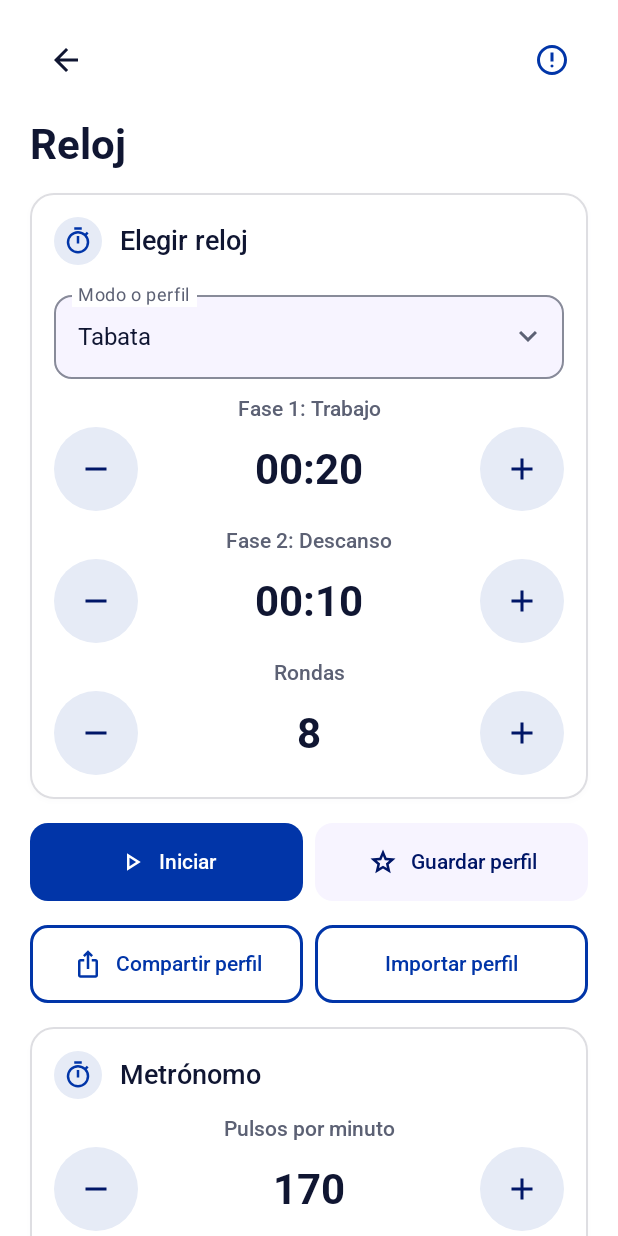
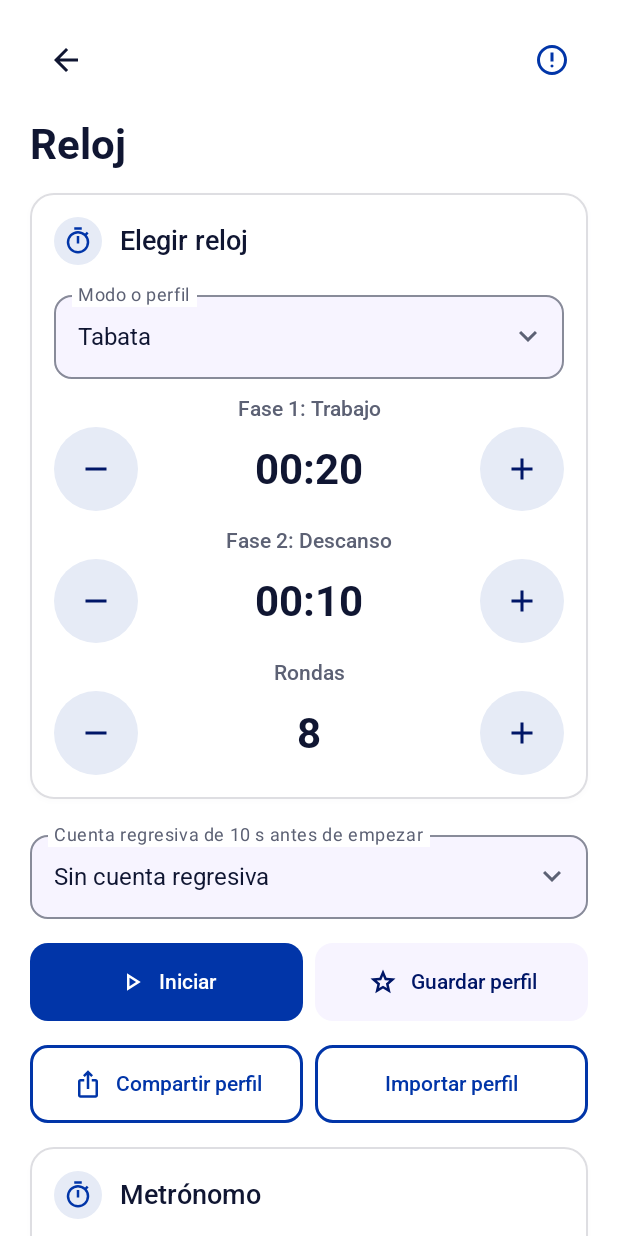
Before and after one commit to DavNat13/Abitus-D, an Android app built with Jetpack Compose: the composable ClockScreen shown on its own in the app's theme, on a phone screen of 412 x 824 dp. Run offline under Robolectric (Android 15) with nearby library versions, the phone set to English and light mode, and no system bars; our stand-ins replace Dagger/Hilt's generated code, Room's generated code; libraries missing offline, so code that uses them is left out: androidx.hilt.lifecycle, androidx.room3, androidx.sqlite.driver; 5 statements that could not run were skipped.

Commit message:
feat(android): guided warm-up, cool-down, mobility and contrast, get-ready countdown, holds with records
Co-Authored-By: Claude Opus 5.5 <noreply@anthropic.com>

```diff
--- a/android/app/src/main/java/com/abitusd/app/feature/clock/data/ClockStore.kt
+++ b/android/app/src/main/java/com/abitusd/app/feature/clock/data/ClockStore.kt
@@ -61,6 +61,20 @@ class ClockStore
             put(HISTORY, json.encodeToString((listOf(record) + history()).take(MAX_HISTORY)))
         }
 
+        /** Isometric holds and skill attempts by name, in ms, newest first (11b, 11c). */
+        fun holds(): Map<String, List<Long>> =
+            value(
+                HOLDS,
+            )?.let { runCatching { json.decodeFromString<Map<String, List<Long>>>(it) }.getOrNull() }.orEmpty()
+
+        fun addHold(
+            name: String,
+            ms: Long,
+        ) {
+            val all = holds()
+            put(HOLDS, json.encodeToString(all + (name to (listOf(ms) + all[name].orEmpty()).take(MAX_HISTORY))))
+        }
+
         /** Removes the active clock and the history on sign out. */
         fun clearAll() {
             db { dao.clearState() }
@@ -93,6 +107,7 @@ class ClockStore
             const val SILENT = "silent"
             const val KEEP_ON = "keep_on"
             const val HISTORY = "history"
+            const val HOLDS = "holds"
             const val DRIFT = "drift_ms"
             const val TARGET = "target_date"
             const val MAX_HISTORY = 20
--- a/android/app/src/main/java/com/abitusd/app/feature/clock/ui/ClockLabels.kt
+++ b/android/app/src/main/java/com/abitusd/app/feature/clock/ui/ClockLabels.kt
@@ -41,6 +41,10 @@ object ClockLabels {
             "amrap" to R.string.clock_preset_amrap,
             "for_time" to R.string.clock_preset_for_time,
             "custom" to R.string.clock_preset_custom,
+            "warmup_general" to R.string.clock_preset_warmup,
+            "cooldown" to R.string.clock_preset_cooldown,
+            "mobility_routine" to R.string.clock_preset_mobility_routine,
+            "contrast" to R.string.clock_preset_contrast,
             "pyramid" to R.string.clock_preset_pyramid,
             "boxing" to R.string.clock_preset_boxing,
             "mobility" to R.string.clock_preset_mobility,
--- a/android/app/src/main/java/com/abitusd/app/feature/clock/ui/ClockScreen.kt
+++ b/android/app/src/main/java/com/abitusd/app/feature/clock/ui/ClockScreen.kt
@@ -31,6 +31,7 @@ fun ClockScreen(
         onDispose { view.keepScreenOn = false }
     }
     ClockVoice(status, s.silent)
+    DisposableEffect(Unit) { onDispose { ClockPending.label = null } }
     NotificationRequest()
     FormScreen(title = stringResource(R.string.clock_title), onBack = onBack, info = {
         InfoButton(R.string.clock_title, INFO)
@@ -42,6 +43,7 @@ fun ClockScreen(
             ClockShare(s.draft)
             MetronomeCard()
             ClockExtras()
+            HoldCard()
             FieldTestCard()
         }
         val signals =
--- a/android/app/src/main/java/com/abitusd/app/feature/clock/ui/ClockSetup.kt
+++ b/android/app/src/main/java/com/abitusd/app/feature/clock/ui/ClockSetup.kt
@@ -40,14 +40,15 @@ fun ClockSetup(
     val presetName = d.presetKey?.let { stringResource(ClockLabels.preset(it)) }
     val runName = d.name.ifBlank { presetName.orEmpty() }
     SectionCard(stringResource(R.string.clock_choose), icon = AppIcons.Timer) {
+        val presets = ClockPresets.all + guidedPresets()
         val options =
-            ClockPresets.all.map { ChoiceOption("p:${it.key}", stringResource(ClockLabels.preset(it.key))) } +
+            presets.map { ChoiceOption("p:${it.key}", stringResource(ClockLabels.preset(it.key))) } +
                 s.profiles.map { ChoiceOption("u:${it.id}", it.name) }
         val selected = d.presetKey?.let { "p:$it" } ?: "u:${d.profileId}"
         AppDropdown(stringResource(R.string.clock_mode), options, selected, { v ->
             when {
                 v == null -> Unit
-                v.startsWith("p:") -> vm.choosePreset(v.removePrefix("p:"))
+                v.startsWith("p:") -> presets.firstOrNull { it.key == v.removePrefix("p:") }?.let(vm::choosePreset)
                 else -> s.profiles.firstOrNull { it.id == v.removePrefix("u:") }?.let(vm::chooseProfile)
             }
         })
@@ -59,10 +60,17 @@ fun ClockSetup(
         }
         SpecEditor(d.spec, !d.mode.countsUp, d.mode == ClockMode.CUSTOM, vm::edit)
     }
+    var lead by rememberSaveable { mutableStateOf(false) }
+    val leads =
+        listOf(
+            ChoiceOption(false, stringResource(R.string.clock_lead_none)),
+            ChoiceOption(true, stringResource(R.string.clock_lead_10)),
+        )
+    AppDropdown(stringResource(R.string.clock_lead), leads, lead, { lead = it == true })
     Row(Modifier.fillMaxWidth(), horizontalArrangement = Arrangement.spacedBy(AppSpacing.xs)) {
         AppButton(
             stringResource(R.string.clock_start),
-            { vm.start(runName) },
+            { vm.start(runName, if (lead) LEAD_S else 0) },
             Modifier.weight(1f),
             icon = AppIcons.Start,
         )
@@ -101,3 +109,4 @@ fun ClockSetup(
 }
 
 private const val MAX_NAME = 60
+private const val LEAD_S = 10
--- /dev/null
+++ b/android/app/src/main/java/com/abitusd/app/feature/clock/ui/GuidedPresets.kt
@@ -0,0 +1,66 @@
+package com.abitusd.app.feature.clock.ui
+
+import androidx.annotation.StringRes
+import androidx.compose.runtime.Composable
+import androidx.compose.ui.res.stringResource
+import com.abitusd.app.R
+import com.abitusd.app.feature.clock.domain.ClockMode
+import com.abitusd.app.feature.clock.domain.ClockPhase
+import com.abitusd.app.feature.clock.domain.ClockPreset
+import com.abitusd.app.feature.clock.domain.ClockSpec
+import com.abitusd.app.feature.clock.domain.PhaseKind
+
+/**
+ * Guided sequences with named steps (11b, 11c): general warm-up of about 5 minutes, cool-down,
+ * mobility and contrast heat and cold. Steps are common, well known exercises; names are spoken.
+ */
+@Composable
+fun guidedPresets(): List<ClockPreset> =
+    GUIDED.map { (key, steps) ->
+        val phases = steps.map { (label, seconds, kind) -> ClockPhase(kind, seconds, label = stringResource(label)) }
+        ClockPreset(key, ClockMode.CUSTOM, ClockSpec(phases, if (key == "contrast") CONTRAST_ROUNDS else 1))
+    }
+
+private data class Step(
+    @param:StringRes val label: Int,
+    val seconds: Int,
+    val kind: String = PhaseKind.WORK,
+)
+
+private const val CONTRAST_ROUNDS = 3
+
+@Suppress("MagicNumber")
+private val GUIDED =
+    listOf(
+        "warmup_general" to
+            listOf(
+                Step(R.string.step_jumping_jacks, 45),
+                Step(R.string.step_arm_circles, 30),
+                Step(R.string.step_bodyweight_squats, 45),
+                Step(R.string.step_hip_circles, 30),
+                Step(R.string.step_inchworm, 45),
+                Step(R.string.step_leg_swings, 45),
+                Step(R.string.step_high_knees, 30),
+            ),
+        "cooldown" to
+            listOf(
+                Step(R.string.step_easy_walk, 120, PhaseKind.REST),
+                Step(R.string.step_quad_stretch, 60, PhaseKind.REST),
+                Step(R.string.step_hamstring_stretch, 60, PhaseKind.REST),
+                Step(R.string.step_childs_pose, 45, PhaseKind.REST),
+                Step(R.string.step_slow_breathing, 60, PhaseKind.EXHALE),
+            ),
+        "mobility_routine" to
+            listOf(
+                Step(R.string.step_cat_cow, 45),
+                Step(R.string.step_worlds_greatest, 60),
+                Step(R.string.step_hip_90_90, 60),
+                Step(R.string.step_thoracic_rotation, 45),
+                Step(R.string.step_ankle_rocks, 45),
+            ),
+        "contrast" to
+            listOf(
+                Step(R.string.step_heat, 600),
+                Step(R.string.step_cold, 60, PhaseKind.REST),
+            ),
+    )
--- /dev/null
+++ b/android/app/src/main/java/com/abitusd/app/feature/clock/ui/HoldCard.kt
@@ -0,0 +1,106 @@
+package com.abitusd.app.feature.clock.ui
+
+import android.os.SystemClock
+import androidx.compose.material3.Text
+import androidx.compose.runtime.Composable
+import androidx.compose.runtime.LaunchedEffect
+import androidx.compose.runtime.getValue
+import androidx.compose.runtime.mutableLongStateOf
+import androidx.compose.runtime.mutableStateOf
+import androidx.compose.runtime.remember
+import androidx.compose.runtime.saveable.rememberSaveable
+import androidx.compose.runtime.setValue
+import androidx.compose.ui.res.stringResource
+import androidx.compose.ui.unit.sp
+import androidx.hilt.lifecycle.viewmodel.compose.hiltViewModel
+import com.abitusd.app.R
+import com.abitusd.app.core.designsystem.component.AppButton
+import com.abitusd.app.core.designsystem.component.AppButtonStyle
+import com.abitusd.app.core.designsystem.component.AppTextField
+import com.abitusd.app.core.designsystem.component.SectionCard
+import com.abitusd.app.core.designsystem.icon.AppIcons
+import com.abitusd.app.core.designsystem.theme.AppTheme
+import kotlinx.coroutines.delay
+
+/** Isometric holds and skill practice with the best time per exercise (11b, 11c). */
+@Composable
+fun HoldCard(vm: ClockExtrasViewModel = hiltViewModel()) {
+    var name by rememberSaveable { mutableStateOf(ClockPending.label.orEmpty()) }
+    var startedAt by rememberSaveable { mutableLongStateOf(0L) }
+    var shown by remember { mutableLongStateOf(0L) }
+    var holds by remember { mutableStateOf(vm.store.holds()) }
+    var record by remember { mutableStateOf<Long?>(null) }
+    LaunchedEffect(startedAt) {
+        while (startedAt > 0) {
+            shown = SystemClock.elapsedRealtime() - startedAt
+            delay(TICK_MS)
+        }
+    }
+    SectionCard(stringResource(R.string.hold_title), icon = AppIcons.Timer) {
+        Text(
+            stringResource(R.string.hold_note),
+            style = AppTheme.typography.body,
+            color = AppTheme.colors.textSecondary,
+        )
+        AppTextField(name, { name = it.take(MAX_NAME) }, stringResource(R.string.hold_name))
+        if (startedAt >
+            0
+        ) {
+            Text(
+                ClockLabels.time(shown, tenths = true),
+                style = AppTheme.typography.displayNumeric.copy(fontSize = BIG.sp),
+            )
+        }
+        record?.let {
+            Text(
+                stringResource(R.string.hold_new_record, ClockLabels.time(it, tenths = true)),
+                color = AppTheme.colors.primary,
+            )
+        }
+        holds[name.trim()]?.takeIf { it.isNotEmpty() }?.let { list ->
+            val t = { ms: Long -> ClockLabels.time(ms, tenths = true) }
+            Text(
+                stringResource(
+                    R.string.hold_best,
+                    t(list.max()),
+                    list.take(LAST).joinToString(", ") {
+                        t(it)
+                    },
+                ),
+                style = AppTheme.typography.body,
+            )
+        }
+        AppButton(
+            stringResource(if (startedAt > 0) R.string.hold_stop else R.string.hold_start),
+            {
+                if (startedAt > 0) {
+                    val ms = SystemClock.elapsedRealtime() - startedAt
+                    val key = name.trim()
+                    val best = holds[key].orEmpty().maxOrNull() ?: 0L
+                    vm.store.addHold(key, ms)
+                    holds = vm.store.holds()
+                    record = ms.takeIf { it > best }
+                    startedAt = 0
+                } else {
+                    record = null
+                    startedAt = SystemClock.elapsedRealtime()
+                }
+            },
+            enabled = name.isNotBlank(),
+            style =
+                if (startedAt >
+                    0
+                ) {
+                    AppButtonStyle.Destructive
+                } else {
+                    AppButtonStyle.Tonal
+                },
+            icon = AppIcons.Start,
+        )
+    }
+}
+
+private const val TICK_MS = 100L
+private const val BIG = 40
+private const val LAST = 3
+private const val MAX_NAME = 60
--- a/android/app/src/main/res/values/strings_clock2.xml
+++ b/android/app/src/main/res/values/strings_clock2.xml
@@ -3,4 +3,37 @@
     <string name="clock_for_exercise">Reloj para este ejercicio</string>
     <string name="clock_from_routine">Desde una rutina</string>
     <string name="clock_from_routine_none">Elegir rutina</string>
+    <string name="clock_preset_warmup">Calentamiento general (5 min)</string>
+    <string name="clock_preset_cooldown">Vuelta a la calma</string>
+    <string name="clock_preset_mobility_routine">Movilidad guiada</string>
+    <string name="clock_preset_contrast">Contraste calor y frío</string>
+    <string name="step_jumping_jacks">Saltos de tijera</string>
+    <string name="step_arm_circles">Círculos de brazos</string>
+    <string name="step_bodyweight_squats">Sentadillas con peso corporal</string>
+    <string name="step_hip_circles">Círculos de cadera</string>
+    <string name="step_inchworm">Gusano (inchworm)</string>
+    <string name="step_leg_swings">Balanceos de pierna</string>
+    <string name="step_high_knees">Rodillas arriba</string>
+    <string name="step_easy_walk">Caminata suave</string>
+    <string name="step_quad_stretch">Estiramiento de cuádriceps de pie</string>
+    <string name="step_hamstring_stretch">Estiramiento de isquiotibiales</string>
+    <string name="step_childs_pose">Postura del niño</string>
+    <string name="step_slow_breathing">Respiración lenta</string>
+    <string name="step_cat_cow">Gato y vaca</string>
+    <string name="step_worlds_greatest">Estocada con rotación (world\'s greatest stretch)</string>
+    <string name="step_hip_90_90">Cadera 90/90</string>
+    <string name="step_thoracic_rotation">Rotación torácica</string>
+    <string name="step_ankle_rocks">Movilidad de tobillo contra la pared</string>
+    <string name="step_heat">Calor (sauna)</string>
+    <string name="step_cold">Frío</string>
+    <string name="clock_lead">Cuenta regresiva de 10 s antes de empezar</string>
+    <string name="clock_lead_none">Sin cuenta regresiva</string>
+    <string name="clock_lead_10">10 s para prepararte</string>
+    <string name="hold_title">Isométricos y habilidades</string>
+    <string name="hold_name">Ejercicio o habilidad</string>
+    <string name="hold_note">Mide cuánto mantienes una posición, como plancha, pino o L-sit; se guarda tu mejor marca.</string>
+    <string name="hold_start">Empezar a mantener</string>
+    <string name="hold_stop">Soltar</string>
+    <string name="hold_best">Mejor: %1$s. Últimos: %2$s</string>
+    <string name="hold_new_record">Nuevo récord: %1$s</string>
 </resources>
```
Also changed, not shown: android/app/src/main/java/com/abitusd/app/feature/clock/domain/ClockEngine.kt (+14 -0 lines), android/app/src/main/java/com/abitusd/app/feature/clock/ui/ClockViewModel.kt (+12 -7 lines), 1 other file.
